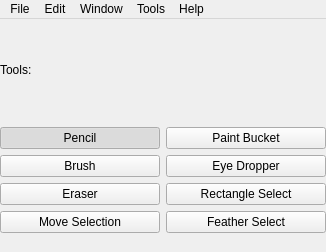
skitzycat/beedraw, file designer/BeeMasterUI.ui: the form before one commit.
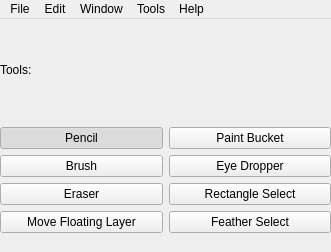
The form after the commit.

```diff
--- a/designer/BeeMasterUI.ui
+++ b/designer/BeeMasterUI.ui
@@ -11,7 +11,7 @@
    <rect>
     <x>0</x>
     <y>0</y>
-    <width>326</width>
+    <width>331</width>
     <height>252</height>
    </rect>
   </property>
@@ -153,7 +153,7 @@
       <item row="3" column="0" >
        <widget class="QPushButton" name="move_selection_button" >
         <property name="text" >
-         <string>Move Selection</string>
+         <string>Move Floating Layer</string>
         </property>
         <property name="checkable" >
          <bool>true</bool>
@@ -172,7 +172,7 @@
     <rect>
      <x>0</x>
      <y>0</y>
-     <width>326</width>
+     <width>331</width>
      <height>35</height>
     </rect>
    </property>
```
